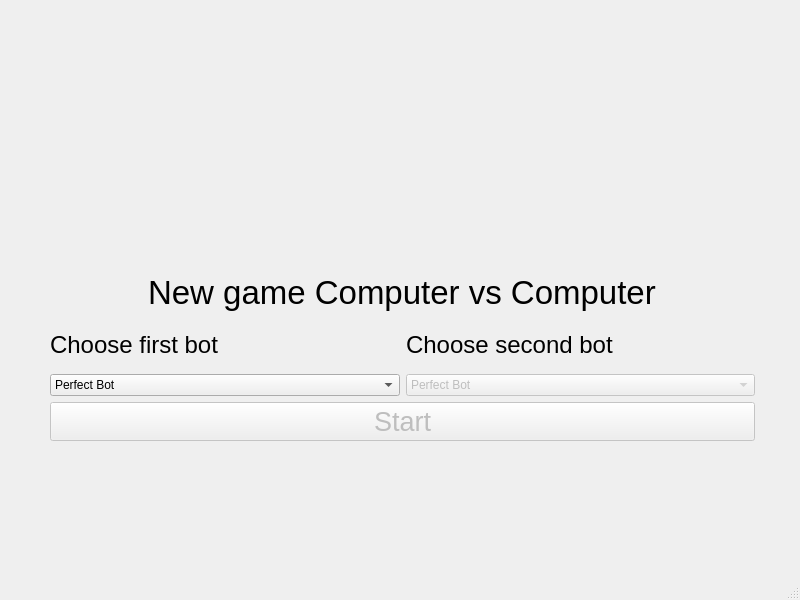
The window that src/forms/CustomBotWindow.ui (wshknmt/Connect-4) describes before a commit, drawn with Qt 5.
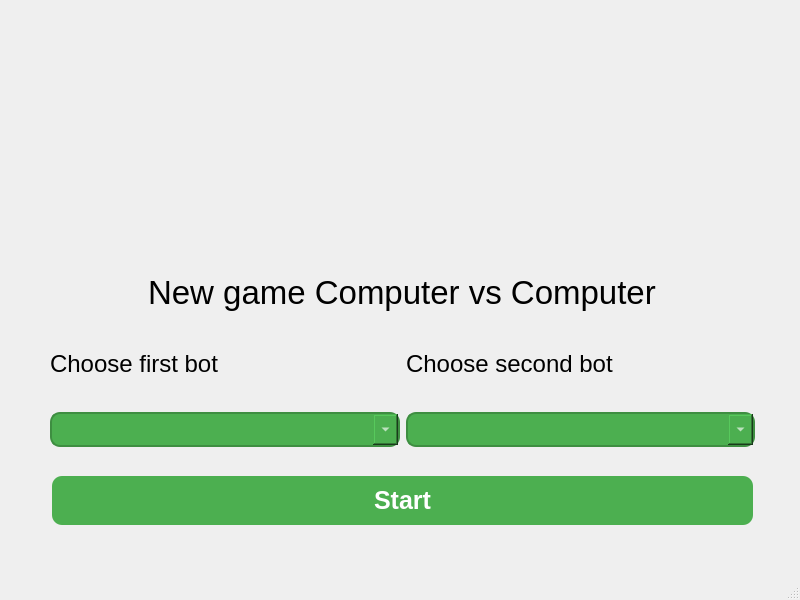
The same window after the commit. Icons and pictures are not drawn.

```diff
--- a/src/forms/CustomBotWindow.ui
+++ b/src/forms/CustomBotWindow.ui
@@ -10,6 +10,18 @@
     <height>600</height>
    </rect>
   </property>
+  <property name="minimumSize">
+   <size>
+    <width>800</width>
+    <height>600</height>
+   </size>
+  </property>
+  <property name="maximumSize">
+   <size>
+    <width>800</width>
+    <height>600</height>
+   </size>
+  </property>
   <property name="windowTitle">
    <string>MainWindow</string>
   </property>
@@ -48,7 +60,7 @@
       <x>50</x>
       <y>270</y>
       <width>705</width>
-      <height>171</height>
+      <height>259</height>
      </rect>
     </property>
     <layout class="QVBoxLayout" name="verticalLayout_3">
@@ -96,9 +108,30 @@
            </item>
            <item>
             <widget class="QComboBox" name="firstBotCombo">
+             <property name="minimumSize">
+              <size>
+               <width>0</width>
+               <height>30</height>
+              </size>
+             </property>
+             <property name="styleSheet">
+              <string notr="true">QComboBox {
+  background-color: #4CAF50;
+  border: 2px solid #3e8e41; 
+  border-radius: 10px;       
+  padding: 5px;              
+  font: bold 16px;           
+  color: white;              
+}
+QComboBox::drop-down {
+  subcontrol-origin: padding;
+  subcontrol-position: right;
+  width: 25px;               
+}</string>
+             </property>
              <item>
               <property name="text">
-               <string>Perfect Bot</string>
+               <string> </string>
               </property>
              </item>
              <item>
@@ -139,9 +172,30 @@
              <property name="enabled">
               <bool>false</bool>
              </property>
+             <property name="minimumSize">
+              <size>
+               <width>0</width>
+               <height>30</height>
+              </size>
+             </property>
+             <property name="styleSheet">
+              <string notr="true">QComboBox {
+  background-color: #4CAF50;
+  border: 2px solid #3e8e41; 
+  border-radius: 10px;       
+  padding: 5px;              
+  font: bold 16px;           
+  color: white;              
+}
+QComboBox::drop-down {
+  subcontrol-origin: padding;
+  subcontrol-position: right;
+  width: 25px;               
+}</string>
+             </property>
              <item>
               <property name="text">
-               <string>Perfect Bot</string>
+               <string> </string>
               </property>
              </item>
              <item>
@@ -168,15 +222,56 @@
       </layout>
      </item>
      <item>
-      <widget class="QPushButton" name="pushButton">
+      <spacer name="verticalSpacer">
+       <property name="orientation">
+        <enum>Qt::Vertical</enum>
+       </property>
+       <property name="sizeType">
+        <enum>QSizePolicy::Fixed</enum>
+       </property>
+       <property name="sizeHint" stdset="0">
+        <size>
+         <width>20</width>
+         <height>19</height>
+        </size>
+       </property>
+      </spacer>
+     </item>
+     <item>
+      <widget class="QPushButton" name="startButton">
        <property name="enabled">
         <bool>false</bool>
        </property>
        <property name="font">
         <font>
-         <pointsize>20</pointsize>
+         <pointsize>-1</pointsize>
+         <bold>true</bold>
+         <underline>false</underline>
+         <strikeout>false</strikeout>
         </font>
        </property>
+       <property name="styleSheet">
+        <string notr="true">QPushButton {
+	background-color: #4CAF50;
+	border: none;
+	color: white;
+	padding: 10px 32px;
+	text-align: center;
+	text-decoration: none;
+	display: inline-block;
+	font-size: 25px;
+	font-weight: bold;
+	margin: 4px 2px;
+	cursor: pointer;
+	border-radius: 10px;
+}
+QPushButton:hover {
+	background-color: #45a049;
+}
+QPushButton:pressed {
+	background-color: #3e8e41;
+}</string>
+       </property>
        <property name="text">
         <string>Start</string>
        </property>
```
Left out of the diff: 20 changed lines with no effect on the pictures.
